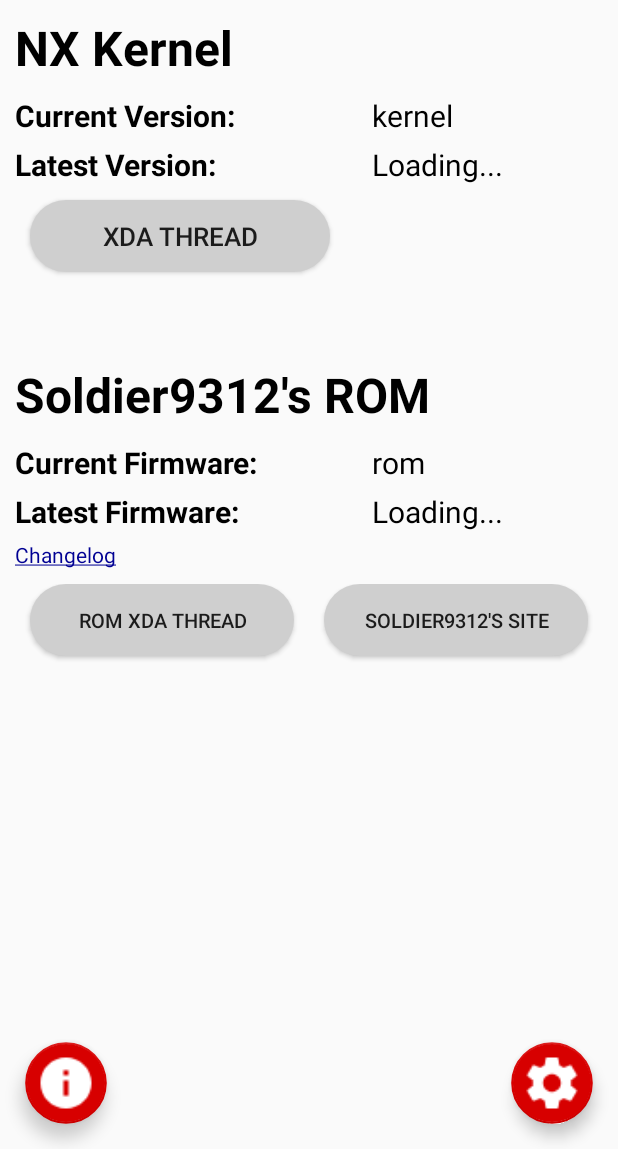
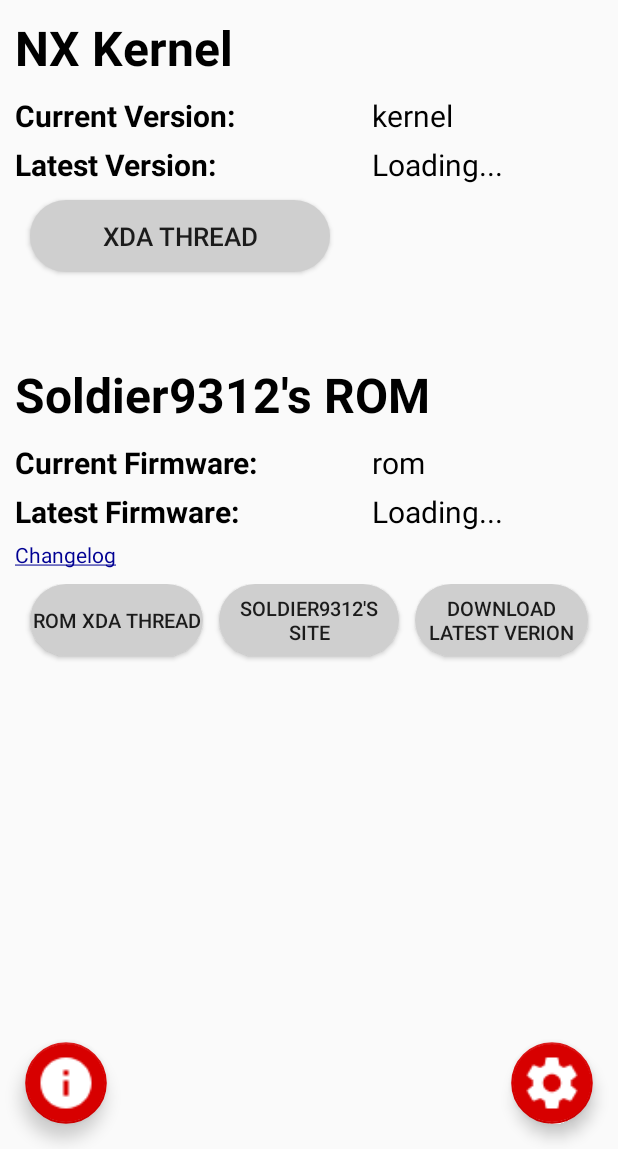
Before and after one commit to Electric1447/NXManager, an Android app: the layout activity_main.xml on its own in the app's theme, with its tools: preview values and no code run, on a phone screen of 412 x 824 dp, the part 87-1236 px from its top. Run offline under Robolectric (Android 15) with nearby library versions, the phone set to English and light mode, and no system bars.

Commit message:
Added rom downloading

```diff
--- a/app/build.gradle
+++ b/app/build.gradle
@@ -6,8 +6,8 @@ android {
         applicationId "eparon.nxmanager"
         minSdkVersion 24
         targetSdkVersion 28
-        versionCode 161
-        versionName "1.6.1"
+        versionCode 170
+        versionName "1.7.0"
         testInstrumentationRunner "android.support.test.runner.AndroidJUnitRunner"
     }
     buildTypes {
--- a/app/src/main/res/layout/activity_main.xml
+++ b/app/src/main/res/layout/activity_main.xml
@@ -260,7 +260,7 @@
                             android:layout_width="match_parent"
                             android:layout_height="wrap_content"
                             android:layout_marginLeft="10dp"
-                            android:layout_marginRight="10dp"
+                            android:layout_marginRight="5dp"
                             android:layout_marginBottom="5dp"
                             android:background="@drawable/custombutton"
                             android:onClick="GotoSoldierXDA"
@@ -279,12 +279,32 @@
                             android:id="@+id/soldier_site"
                             android:layout_width="match_parent"
                             android:layout_height="wrap_content"
-                            android:layout_marginLeft="10dp"
-                            android:layout_marginRight="10dp"
+                            android:layout_marginLeft="5dp"
+                            android:layout_marginRight="5dp"
                             android:layout_marginBottom="5dp"
                             android:background="@drawable/custombutton"
                             android:onClick="GotoSoldierSite"
                             android:text="@string/soldier_site"
+                            android:textSize="13sp" />
+
+                    </LinearLayout>
+
+                    <LinearLayout
+                        android:layout_width="0dp"
+                        android:layout_height="wrap_content"
+                        android:layout_gravity="center"
+                        android:layout_weight="1">
+
+                        <Button
+                            android:id="@+id/download"
+                            android:layout_width="match_parent"
+                            android:layout_height="wrap_content"
+                            android:layout_marginLeft="5dp"
+                            android:layout_marginRight="10dp"
+                            android:layout_marginBottom="5dp"
+                            android:background="@drawable/custombutton"
+                            android:onClick="DownloadRom"
+                            android:text="Download Latest Verion"
                             android:textSize="13sp" />
 
                     </LinearLayout>
```
Also changed, not shown: app/src/main/java/eparon/nxmanager/MainActivity.java (+9 -0 lines).
